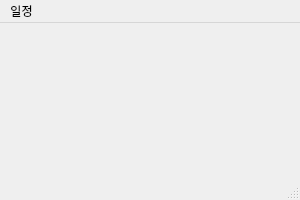
Above: ui/MainWindow.ui from stellarfloat/2020-2_swp2_ADProject_Remi before the change. Below: the same form after it.
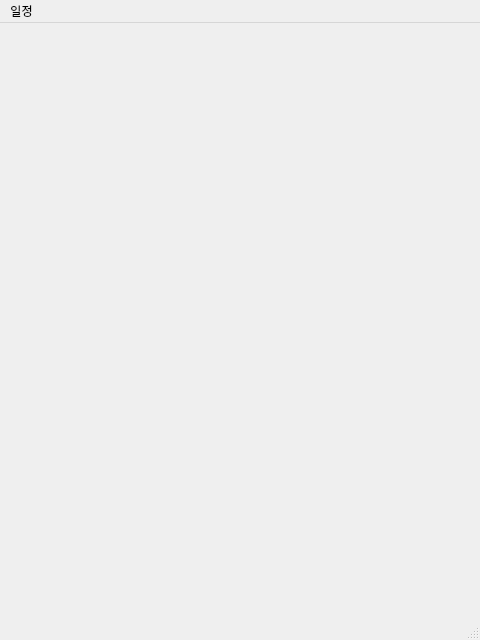
That is the form after the change.

```diff
--- a/ui/MainWindow.ui
+++ b/ui/MainWindow.ui
@@ -6,8 +6,8 @@
    <rect>
     <x>0</x>
     <y>0</y>
-    <width>300</width>
-    <height>200</height>
+    <width>480</width>
+    <height>640</height>
    </rect>
   </property>
   <property name="sizePolicy">
@@ -18,14 +18,14 @@
   </property>
   <property name="minimumSize">
    <size>
-    <width>300</width>
-    <height>200</height>
+    <width>480</width>
+    <height>640</height>
    </size>
   </property>
   <property name="maximumSize">
    <size>
-    <width>300</width>
-    <height>200</height>
+    <width>480</width>
+    <height>640</height>
    </size>
   </property>
   <property name="windowTitle">
@@ -35,26 +35,55 @@
    <property name="enabled">
     <bool>true</bool>
    </property>
-   <widget class="QLabel" name="CurrentTime">
+   <widget class="QWidget" name="verticalLayoutWidget">
     <property name="geometry">
      <rect>
-      <x>0</x>
-      <y>0</y>
-      <width>300</width>
-      <height>160</height>
+      <x>-1</x>
+      <y>-1</y>
+      <width>481</width>
+      <height>601</height>
      </rect>
     </property>
-    <property name="font">
-     <font>
-      <pointsize>35</pointsize>
-     </font>
-    </property>
-    <property name="layoutDirection">
-     <enum>Qt::LeftToRight</enum>
-    </property>
-    <property name="alignment">
-     <set>Qt::AlignCenter</set>
-    </property>
+    <layout class="QVBoxLayout" name="verticalLayout">
+     <property name="leftMargin">
+      <number>8</number>
+     </property>
+     <property name="topMargin">
+      <number>8</number>
+     </property>
+     <property name="rightMargin">
+      <number>8</number>
+     </property>
+     <item>
+      <widget class="QLabel" name="CurrentTime">
+       <property name="font">
+        <font>
+         <family>맑은 고딕</family>
+         <pointsize>28</pointsize>
+        </font>
+       </property>
+       <property name="layoutDirection">
+        <enum>Qt::LeftToRight</enum>
+       </property>
+       <property name="alignment">
+        <set>Qt::AlignCenter</set>
+       </property>
+      </widget>
+     </item>
+     <item>
+      <spacer name="tempSpacer">
+       <property name="orientation">
+        <enum>Qt::Vertical</enum>
+       </property>
+       <property name="sizeHint" stdset="0">
+        <size>
+         <width>20</width>
+         <height>40</height>
+        </size>
+       </property>
+      </spacer>
+     </item>
+    </layout>
    </widget>
   </widget>
   <widget class="QStatusBar" name="statusbar"/>
@@ -63,8 +92,8 @@
     <rect>
      <x>0</x>
      <y>0</y>
-     <width>300</width>
-     <height>21</height>
+     <width>480</width>
+     <height>22</height>
     </rect>
    </property>
    <widget class="QMenu" name="menu">
```
